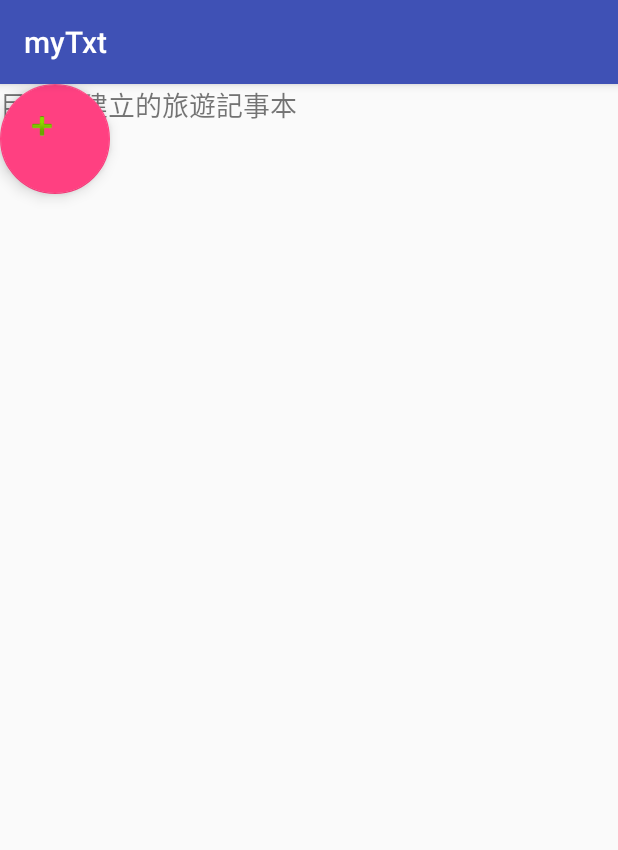
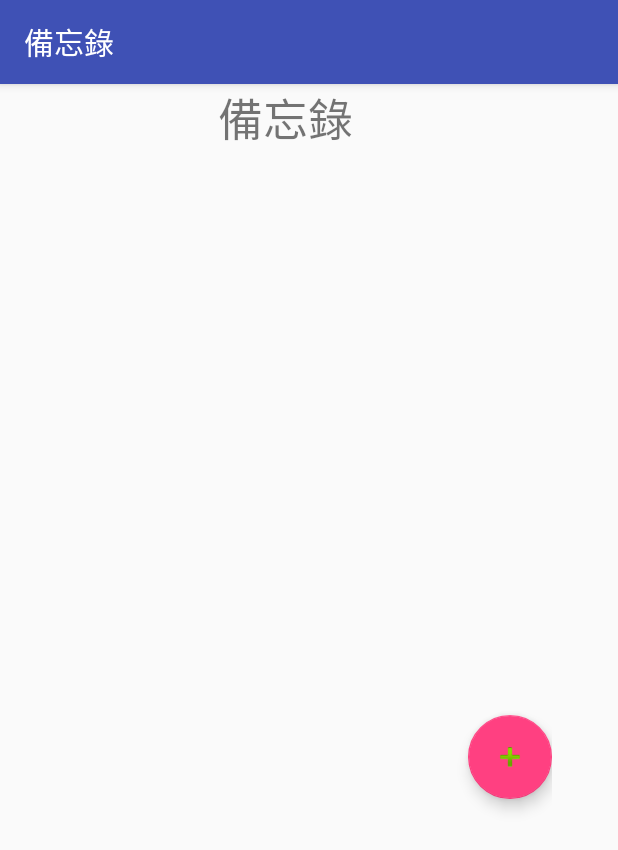
Before and after one commit to hoho870515/android, an Android app: the screen it shows after launch (Txt), on a phone screen of 412 x 824 dp. Shown: the top 850 px of the screen. Run offline under Robolectric (Android 15) with nearby library versions, the phone set to English and light mode, and no system bars.

Commit message:
版面修改

```diff
--- a/d0542664/app/src/main/java/com/example/bonso/mytxt/Txt.java
+++ b/d0542664/app/src/main/java/com/example/bonso/mytxt/Txt.java
@@ -1,13 +1,22 @@
 package com.example.bonso.mytxt;
 
+import android.support.design.widget.FloatingActionButton;
 import android.support.v7.app.AppCompatActivity;
 import android.os.Bundle;
 
 public class Txt extends AppCompatActivity {
-
+    private FloatingActionButton plus_touch;
     @Override
     protected void onCreate(Bundle savedInstanceState) {
         super.onCreate(savedInstanceState);
         setContentView(R.layout.activity_txt);
     }
+
+    public void setPlus_touch(FloatingActionButton plus_touch) {
+        this.plus_touch = plus_touch;
+    }
+
+    public FloatingActionButton getPlus_touch() {
+        return plus_touch;
+    }
 }
--- a/d0542664/app/src/main/res/layout/activity_txt.xml
+++ b/d0542664/app/src/main/res/layout/activity_txt.xml
@@ -6,28 +6,32 @@
     android:layout_height="match_parent"
     tools:context=".Txt">
 
-    <android.support.design.widget.FloatingActionButton
-        android:id="@+id/floatingActionButton"
-        android:layout_width="81dp"
-        android:layout_height="73dp"
-        android:clickable="true"
-        app:srcCompat="@android:drawable/ic_input_add"
-        tools:layout_editor_absoluteX="295dp"
-        tools:layout_editor_absoluteY="422dp" />
-
     <LinearLayout
         android:layout_width="368dp"
-        android:layout_height="498dp"
+        android:layout_height="499dp"
         android:orientation="vertical"
         tools:layout_editor_absoluteX="8dp"
-        tools:layout_editor_absoluteY="8dp">
+        tools:layout_editor_absoluteY="3dp">
 
         <TextView
             android:id="@+id/textView2"
             android:layout_width="match_parent"
             android:layout_height="wrap_content"
-            android:text="目前已建立的旅遊記事本"
-            android:textSize="18sp" />
+            android:layout_gravity="center_vertical"
+            android:layout_marginStart="145dp"
+            android:text="備忘錄"
+            android:textSize="30sp" />
+
+        <android.support.design.widget.FloatingActionButton
+            android:id="@+id/floatingActionButton3"
+            android:layout_width="match_parent"
+            android:layout_height="wrap_content"
+            android:layout_gravity="end"
+            android:layout_marginTop="375dp"
+            android:clickable="true"
+            app:srcCompat="@android:drawable/ic_input_add" />
+
     </LinearLayout>
 
+
 </android.support.constraint.ConstraintLayout>
--- a/d0542664/app/src/main/res/values/strings.xml
+++ b/d0542664/app/src/main/res/values/strings.xml
@@ -1,3 +1,3 @@
 <resources>
-    <string name="app_name">myTxt</string>
+    <string name="app_name">備忘錄</string>
 </resources>
```
